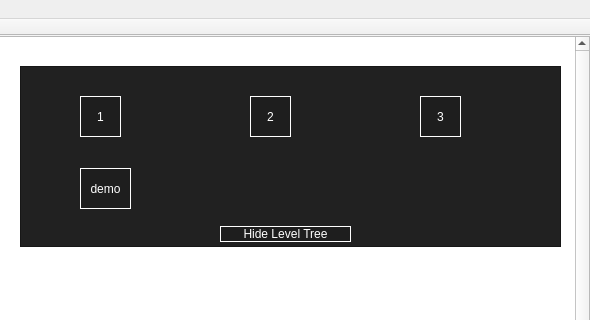
Old version of the form ui/mainwindow.ui in the repository marijamijailovic/RS07-spectrum; both pictures show x 210 to 800 and y 0 to 320 of the 800 by 650 pixel window.
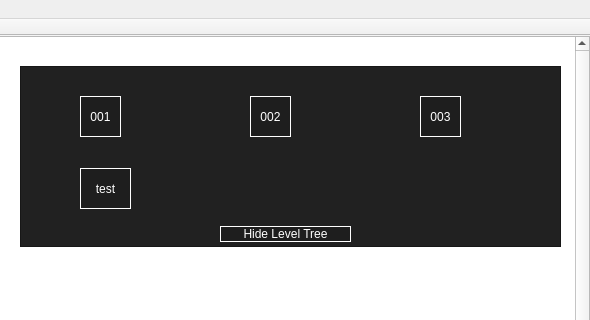
New version of the form. Icons and pictures are not drawn.

Commit message: Combine button slots to one

```diff
--- a/ui/mainwindow.ui
+++ b/ui/mainwindow.ui
@@ -172,7 +172,7 @@
 border: 1px solid white;</string>
      </property>
      <property name="text">
-      <string>1</string>
+      <string>001</string>
      </property>
     </widget>
     <widget class="QPushButton" name="pbLevel2">
@@ -189,7 +189,7 @@
 border: 1px solid white;</string>
      </property>
      <property name="text">
-      <string>2</string>
+      <string>002</string>
      </property>
     </widget>
     <widget class="QPushButton" name="pbLevelDemo">
@@ -206,7 +206,7 @@
 border: 1px solid white;</string>
      </property>
      <property name="text">
-      <string>demo</string>
+      <string>test</string>
      </property>
     </widget>
     <widget class="QPushButton" name="pbHideLevelPanel">
@@ -240,7 +240,7 @@
 border: 1px solid white;</string>
      </property>
      <property name="text">
-      <string>3</string>
+      <string>003</string>
      </property>
     </widget>
     <zorder>pbLevel1</zorder>
```
Left out of the diff: 77 changed lines with no effect on the pictures. The commit also changes 3 other files.
